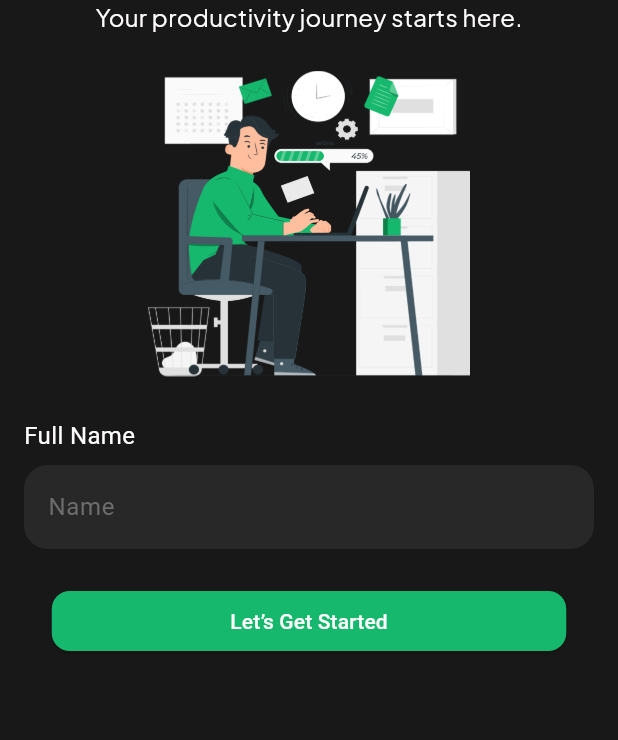
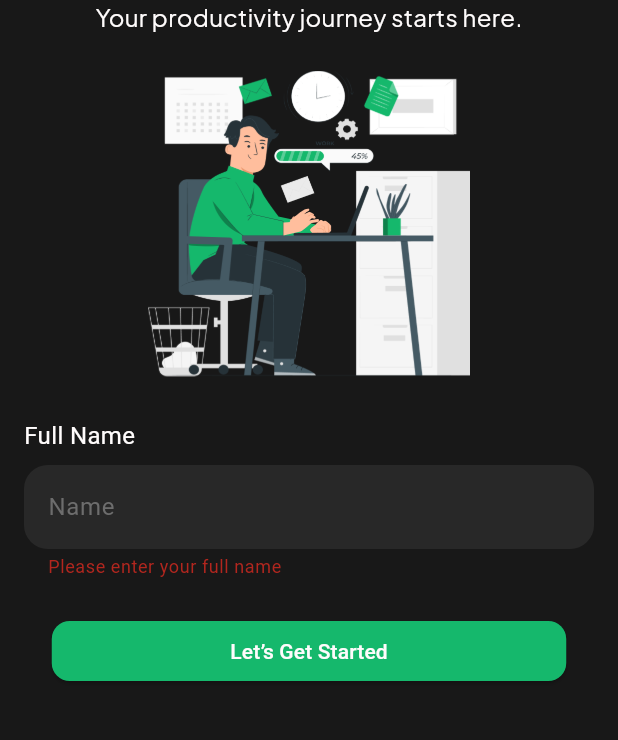
Before and after one commit to HossamEzzat/todo_note_app, a Flutter app: the screen it shows after launch, after a tap on "Let’s Get Started", on a phone screen of 412 x 824 dp, the part 300-1040 px from its top. Run offline on Flutter 3.47's test engine with Material 3 defaults, Android fonts, the phone set to English and light mode, and no system bars; our stand-ins replace flutter_svg.

Commit message:
Refactor app structure: Replace Home screen with Welcome screen and implement HomeScreen layout
- Updated main.dart to set Welcome screen as the initial route.
- Added welcome_screen.dart with a user-friendly welcome interface and form for name input.
- Created home_screen.dart to display user greeting and avatar.
- Included person.png image asset for user avatar.

```diff
--- a/lib/home.dart
+++ /dev/null
@@ -1,113 +0,0 @@
-import 'package:flutter/material.dart';
-import 'package:flutter_svg/svg.dart';
-
-class Home extends StatelessWidget {
-  const Home({super.key});
-
-  @override
-  Widget build(BuildContext context) {
-    return SafeArea(
-      child: Scaffold(
-        backgroundColor: Color(0xff181818),
-        body: SingleChildScrollView(
-          child: Column(
-            children: [
-              SizedBox(height: 16),
-              Row(
-                mainAxisAlignment: MainAxisAlignment.center,
-                children: [
-                  SvgPicture.asset("assets/images/logo.svg"),
-                  SizedBox(width: 16),
-                  Text(
-                    "  Tasky",
-                    style: TextStyle(
-                      fontFamily: "PlusJakartaSans",
-                      color: Color(0xffffffff),
-                      fontSize: 28,
-                      fontWeight: FontWeight.w400,
-                    ),
-                  ),
-                ],
-              ),
-              SizedBox(height: 108),
-              Row(
-                mainAxisAlignment: MainAxisAlignment.center,
-                children: [
-                  Text(
-                    "Welcome To Tasky ",
-                    style: TextStyle(
-                      fontFamily: "PlusJakartaSans",
-
-                      color: Color(0xffFFFCFC),
-                      fontSize: 24,
-                      fontWeight: FontWeight.w400,
-                    ),
-                  ),
-                  SvgPicture.asset("assets/images/hand.svg"),
-                ],
-              ),
-              Text(
-                "Your productivity journey starts here.",
-                style: TextStyle(
-                  fontFamily: "PlusJakartaSans",
-                  color: Color(0xffFFFCFC),
-                  fontSize: 16,
-                  fontWeight: FontWeight.w400,
-                ),
-              ),
-              SizedBox(height: 24),
-              Image.asset("assets/images/pana.png", width: 215, height: 204),
-
-              Padding(
-                padding: const EdgeInsets.symmetric(horizontal: 16),
-                child: Column(
-                  crossAxisAlignment: CrossAxisAlignment.start,
-                  children: [
-                    SizedBox(height: 28),
-                    Text(
-                      "Full Name",
-                      style: TextStyle(
-                        color: Color(0xffFFFCFC),
-                        fontSize: 16,
-                        fontWeight: FontWeight.w400,
-                      ),
-                    ),
-                    SizedBox(height: 8),
-                    TextFormField(
-                      style: TextStyle(color: Color(0xffFFFCFC)),
-                      decoration: InputDecoration(
-                        border: OutlineInputBorder(
-                          borderRadius: BorderRadius.circular(16),
-                          borderSide: BorderSide.none,
-                        ),
-                        fillColor: Color(0xff282828),
-                        filled: true,
-
-                        hintText: "Name",
-                        hintStyle: TextStyle(color: Color(0xff6D6D6D)),
-                      ),
-                      cursorColor: Colors.white,
-                    ),
-                  ],
-                ),
-              ),
-              SizedBox(height: 24),
-              ElevatedButton(
-                onPressed: () {},
-                style: ElevatedButton.styleFrom(
-                  backgroundColor: Color(0xff15b86c),
-                  foregroundColor: Color(0xffFFFCFC),
-                  shape: RoundedRectangleBorder(
-                    borderRadius: BorderRadius.circular(12),
-                  ),
-                  fixedSize: Size(343, 40),
-                ),
-                child: Text("Let’s Get Started"),
-              ),
-            ],
-          ),
-        ),
-      ),
-    );
-  }
-}
--- a/lib/main.dart
+++ b/lib/main.dart
@@ -1,6 +1,6 @@
 import 'package:flutter/material.dart';
 
-import 'home.dart';
+import 'screens/welcome_screen.dart';
 
 void main() {
   runApp(const MyApp());
@@ -15,7 +15,7 @@ class MyApp extends StatelessWidget {
     return MaterialApp(
       debugShowCheckedModeBanner: false,
       title: 'Tasky',
-      home: Home(),
+      home: Welcome(),
     );
   }
 }
--- /dev/null
+++ b/lib/screens/welcome_screen.dart
@@ -0,0 +1,148 @@
+import 'package:flutter/material.dart';
+import 'package:flutter_svg/svg.dart';
+import 'package:todo_note_app/screens/home_screen.dart';
+
+class Welcome extends StatefulWidget {
+  const Welcome({super.key});
+
+  @override
+  State<Welcome> createState() => _WelcomeState();
+}
+
+class _WelcomeState extends State<Welcome> {
+  final _formKey = GlobalKey<FormState>();
+  final _nameController = TextEditingController();
+
+  @override
+  void dispose() {
+    _nameController.dispose();
+    super.dispose();
+  }
+
+  @override
+  Widget build(BuildContext context) {
+    return SafeArea(
+      child: Scaffold(
+        backgroundColor: Color(0xff181818),
+        body: SingleChildScrollView(
+          child: Form(
+            key: _formKey,
+            child: Column(
+              children: [
+                SizedBox(height: 16),
+                Row(
+                  mainAxisAlignment: MainAxisAlignment.center,
+                  children: [
+                    SvgPicture.asset("assets/images/logo.svg"),
+                    SizedBox(width: 16),
+                    Text(
+                      "  Tasky",
+                      style: TextStyle(
+                        fontFamily: "PlusJakartaSans",
+                        color: Color(0xffffffff),
+                        fontSize: 28,
+                        fontWeight: FontWeight.w400,
+                      ),
+                    ),
+                  ],
+                ),
+                SizedBox(height: 108),
+                Row(
+                  mainAxisAlignment: MainAxisAlignment.center,
+                  children: [
+                    Text(
+                      "Welcome To Tasky ",
+                      style: TextStyle(
+                        fontFamily: "PlusJakartaSans",
+
+                        color: Color(0xffFFFCFC),
+                        fontSize: 24,
+                        fontWeight: FontWeight.w400,
+                      ),
+                    ),
+                    SvgPicture.asset("assets/images/hand.svg"),
+                  ],
+                ),
+                Text(
+                  "Your productivity journey starts here.",
+                  style: TextStyle(
+                    fontFamily: "PlusJakartaSans",
+                    color: Color(0xffFFFCFC),
+                    fontSize: 16,
+                    fontWeight: FontWeight.w400,
+                  ),
+                ),
+                SizedBox(height: 24),
+                Image.asset("assets/images/pana.png", width: 215, height: 204),
+
+                Padding(
+                  padding: const EdgeInsets.symmetric(horizontal: 16),
+                  child: Column(
+                    crossAxisAlignment: CrossAxisAlignment.start,
+                    children: [
+                      SizedBox(height: 28),
+                      Text(
+                        "Full Name",
+                        style: TextStyle(
+                          color: Color(0xffFFFCFC),
+                          fontSize: 16,
+                          fontWeight: FontWeight.w400,
+                        ),
+                      ),
+                      SizedBox(height: 8),
+                      TextFormField(
+                        controller: _nameController,
+                        style: TextStyle(color: Color(0xffFFFCFC)),
+                        decoration: InputDecoration(
+                          border: OutlineInputBorder(
+                            borderRadius: BorderRadius.circular(16),
+                            borderSide: BorderSide.none,
+                          ),
+                          fillColor: Color(0xff282828),
+                          filled: true,
+
+                          hintText: "Name",
+                          hintStyle: TextStyle(color: Color(0xff6D6D6D)),
+                        ),
+                        cursorColor: Colors.white,
+                        validator: (value) {
+                          if (value == null || value.isEmpty) {
+                            return 'Please enter your full name';
+                          }
+                          if (value.length < 2) {
+                            return 'Name must be at least 2 characters long';
+                          }
+                          return null;
+                        },
+                      ),
+                    ],
+                  ),
+                ),
+                SizedBox(height: 24),
+                ElevatedButton(
+                  onPressed: () {
+                    if (_formKey.currentState!.validate()) {
+                      Navigator.push(
+                        context,
+                        MaterialPageRoute(builder: (context) => HomeScreen()),
+                      );
+                    }
+                  },
+                  style: ElevatedButton.styleFrom(
+                    backgroundColor: Color(0xff15b86c),
+                    foregroundColor: Color(0xffFFFCFC),
+                    shape: RoundedRectangleBorder(
+                      borderRadius: BorderRadius.circular(12),
+                    ),
+                    fixedSize: Size(343, 40),
+                  ),
+                  child: Text("Let’s Get Started"),
+                ),
+              ],
+            ),
+          ),
+        ),
+      ),
+    );
+  }
+}
```
Also changed, not shown: lib/screens/home_screen.dart (added, +59 -0 lines), assets/images/person.png (added), lib/generated/assets.dart.
